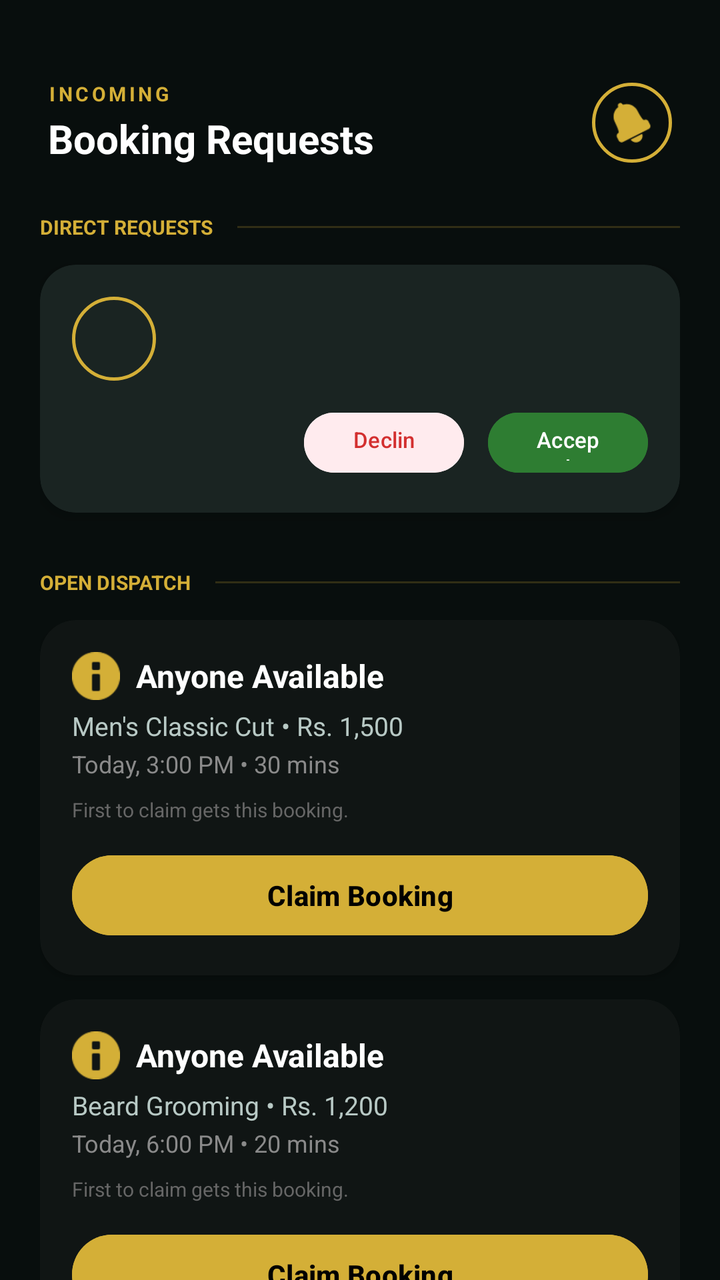
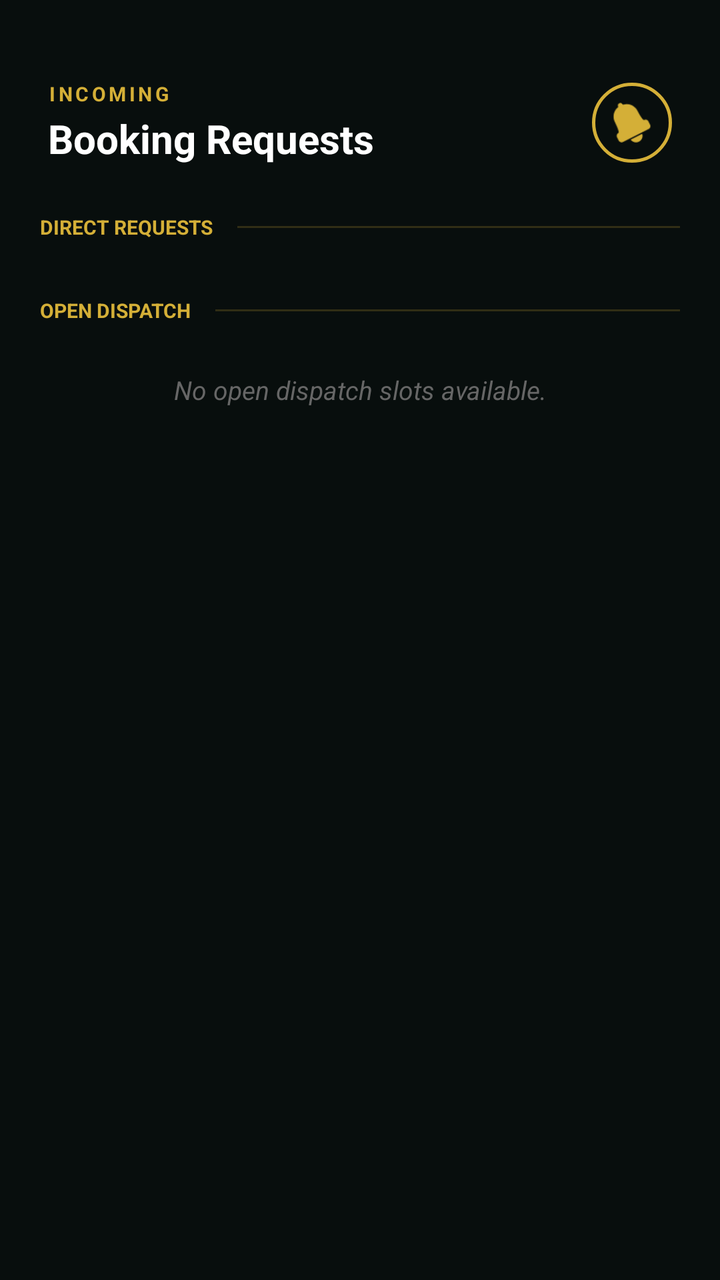

Screens rendered from an Android XML layout before and after an edit, with the pre-edit source and the edit as a unified diff.
<!-- AndroidManifest.xml: application theme Theme.Trimly -->
<!-- res/layout/fragment_requests.xml -->
<androidx.constraintlayout.widget.ConstraintLayout
    xmlns:android="http://schemas.android.com/apk/res/android"
    xmlns:app="http://schemas.android.com/apk/res-auto"
    android:layout_width="match_parent"
    android:layout_height="match_parent"
    android:background="#080E0D">

    
    <LinearLayout
        android:id="@+id/header_requests"
        android:layout_width="match_parent"
        android:layout_height="wrap_content"
        android:layout_marginTop="40dp"
        android:gravity="center_vertical"
        android:orientation="horizontal"
        android:paddingHorizontal="24dp"
        app:layout_constraintTop_toTopOf="parent">

        <LinearLayout
            android:layout_width="0dp"
            android:layout_height="wrap_content"
            android:layout_weight="1"
            android:orientation="vertical">

            <TextView
                android:layout_width="wrap_content"
                android:layout_height="wrap_content"
                android:letterSpacing="0.15"
                android:text="INCOMING"
                android:textColor="#D4AF37"
                android:textSize="10sp"
                android:textStyle="bold" />

            <TextView
                android:layout_width="wrap_content"
                android:layout_height="wrap_content"
                android:layout_marginTop="2dp"
                android:text="Booking Requests"
                android:textColor="#FFFFFF"
                android:textSize="20sp"
                android:textStyle="bold" />
        </LinearLayout>

        <ImageView
            android:layout_width="40dp"
            android:layout_height="40dp"
            android:background="@drawable/ic_circle_gold_border"
            android:padding="10dp"
            android:src="@android:drawable/ic_popup_reminder"
            app:tint="#D4AF37" />
    </LinearLayout>

    <ScrollView
        android:layout_width="match_parent"
        android:layout_height="0dp"
        android:clipToPadding="false"
        android:paddingBottom="100dp"
        android:scrollbars="none"
        app:layout_constraintTop_toBottomOf="@id/header_requests"
        app:layout_constraintBottom_toBottomOf="parent">

        <LinearLayout
            android:layout_width="match_parent"
            android:layout_height="wrap_content"
            android:orientation="vertical"
            android:paddingHorizontal="20dp"
            android:layout_marginTop="24dp">

            
            <LinearLayout
                android:layout_width="match_parent"
                android:layout_height="wrap_content"
                android:layout_marginBottom="12dp"
                android:gravity="center_vertical"
                android:orientation="horizontal">

                <TextView
                    android:layout_width="wrap_content"
                    android:layout_height="wrap_content"
                    android:text="DIRECT REQUESTS"
                    android:textColor="#D4AF37"
                    android:textSize="10sp"
                    android:textStyle="bold" />

                <View
                    android:layout_width="0dp"
                    android:layout_height="1dp"
                    android:layout_marginStart="12dp"
                    android:layout_weight="1"
                    android:background="#33D4AF37" />
            </LinearLayout>

            
            <androidx.cardview.widget.CardView
                android:layout_width="match_parent"
                android:layout_height="wrap_content"
                android:layout_marginBottom="12dp"
                app:cardBackgroundColor="#1A2422"
                app:cardCornerRadius="18dp"
                app:cardElevation="4dp"
                app:strokeColor="#44D4AF37"
                app:strokeWidth="1dp">

                <LinearLayout
                    android:layout_width="match_parent"
                    android:layout_height="wrap_content"
                    android:orientation="vertical"
                    android:padding="16dp">

                    <LinearLayout
                        android:layout_width="match_parent"
                        android:layout_height="wrap_content"
                        android:gravity="center_vertical"
                        android:orientation="horizontal">

                        <LinearLayout
                            android:layout_width="42dp"
                            android:layout_height="42dp"
                            android:background="@drawable/ic_circle_gold_border"
                            android:gravity="center"
                            android:layout_marginEnd="12dp">
                            <TextView
                                android:text="SA"
                                android:textColor="#D4AF37"
                                android:textSize="12sp"
                                android:textStyle="bold" />
                        </LinearLayout>

                        <LinearLayout
                            android:layout_width="0dp"
                            android:layout_height="wrap_content"
                            android:layout_weight="1"
                            android:orientation="vertical">

                            <TextView
                                android:text="Sarah Ahmed"
                                android:textColor="#FFFFFF"
                                android:textSize="16sp"
                                android:textStyle="bold" />
                            <TextView
                                android:text="Premium Styling • Rs. 2,500"
                                android:textColor="#B8C9C5"
                                android:textSize="12sp"
                                android:layout_marginTop="2dp" />
                            <TextView
                                android:text="Today, 5:00 PM • 45 mins"
                                android:textColor="#8A8A8A"
                                android:textSize="11sp"
                                android:layout_marginTop="2dp" />
                        </LinearLayout>
                    </LinearLayout>

                    <LinearLayout
                        android:layout_width="match_parent"
                        android:layout_height="wrap_content"
                        android:orientation="horizontal"
                        android:layout_marginTop="12dp"
                        android:gravity="end">

                        <Button
                            android:id="@+id/btn_decline_sarah"
                            android:layout_width="80dp"
                            android:layout_height="38dp"
                            android:text="Decline"
                            android:textColor="#D32F2F"
                            android:backgroundTint="#FFEBEE"
                            android:textSize="11sp"
                            android:layout_marginEnd="12dp" />
                        <Button
                            android:id="@+id/btn_accept_sarah"
                            android:layout_width="80dp"
                            android:layout_height="38dp"
                            android:text="Accept"
                            android:textColor="#FFFFFF"
                            android:backgroundTint="#2E7D32"
                            android:textSize="11sp" />
                    </LinearLayout>
                </LinearLayout>
            </androidx.cardview.widget.CardView>

            
            <LinearLayout
                android:layout_width="match_parent"
                android:layout_height="wrap_content"
                android:layout_marginTop="16dp"
                android:layout_marginBottom="12dp"
                android:gravity="center_vertical"
                android:orientation="horizontal">

                <TextView
                    android:layout_width="wrap_content"
                    android:layout_height="wrap_content"
                    android:text="OPEN DISPATCH"
                    android:textColor="#D4AF37"
                    android:textSize="10sp"
                    android:textStyle="bold" />

                <View
                    android:layout_width="0dp"
                    android:layout_height="1dp"
                    android:layout_marginStart="12dp"
                    android:layout_weight="1"
                    android:background="#33D4AF37" />
            </LinearLayout>

            
            <androidx.cardview.widget.CardView
                android:layout_width="match_parent"
                android:layout_height="wrap_content"
                android:layout_marginBottom="12dp"
                app:cardBackgroundColor="#101514"
                app:cardCornerRadius="18dp"
                app:cardElevation="2dp"
                app:strokeColor="#22FFFFFF"
                app:strokeWidth="1dp">

                <LinearLayout
                    android:layout_width="match_parent"
                    android:layout_height="wrap_content"
                    android:orientation="vertical"
                    android:padding="16dp">

                    <LinearLayout
                        android:layout_width="match_parent"
                        android:layout_height="wrap_content"
                        android:gravity="center_vertical"
                        android:orientation="horizontal">

                        <ImageView
                            android:layout_width="24dp"
                            android:layout_height="24dp"
                            android:src="@android:drawable/ic_dialog_info"
                            app:tint="#D4AF37" />

                        <TextView
                            android:layout_width="wrap_content"
                            android:layout_height="wrap_content"
                            android:layout_marginStart="8dp"
                            android:text="Anyone Available"
                            android:textColor="#FFFFFF"
                            android:textSize="16sp"
                            android:textStyle="bold" />
                    </LinearLayout>

                    <TextView
                        android:layout_width="wrap_content"
                        android:layout_height="wrap_content"
                        android:layout_marginTop="4dp"
                        android:text="Men's Classic Cut • Rs. 1,500"
                        android:textColor="#B8C9C5"
                        android:textSize="13sp" />
                    <TextView
                        android:layout_width="wrap_content"
                        android:layout_height="wrap_content"
                        android:layout_marginTop="2dp"
                        android:text="Today, 3:00 PM • 30 mins"
                        android:textColor="#8A8A8A"
                        android:textSize="12sp" />

                    <TextView
                        android:layout_width="wrap_content"
                        android:layout_height="wrap_content"
                        android:layout_marginTop="8dp"
                        android:text="First to claim gets this booking."
                        android:textColor="#666666"
                        android:textSize="10sp" />

                    <Button
                        android:id="@+id/btn_claim_dispatch"
                        android:layout_width="match_parent"
                        android:layout_height="48dp"
                        android:layout_marginTop="12dp"
                        android:text="Claim Booking"
                        android:textColor="#000000"
                        android:textStyle="bold"
                        android:backgroundTint="#D4AF37"
                        android:textSize="14sp" />
                </LinearLayout>
            </androidx.cardview.widget.CardView>

            
            <androidx.cardview.widget.CardView
                android:layout_width="match_parent"
                android:layout_height="wrap_content"
                app:cardBackgroundColor="#101514"
                app:cardCornerRadius="18dp"
                app:cardElevation="2dp"
                app:strokeColor="#22FFFFFF"
                app:strokeWidth="1dp">

                <LinearLayout
                    android:layout_width="match_parent"
                    android:layout_height="wrap_content"
                    android:orientation="vertical"
                    android:padding="16dp">

                    <LinearLayout
                        android:layout_width="match_parent"
                        android:layout_height="wrap_content"
                        android:gravity="center_vertical"
                        android:orientation="horizontal">

                        <ImageView
                            android:layout_width="24dp"
                            android:layout_height="24dp"
                            android:src="@android:drawable/ic_dialog_info"
                            app:tint="#D4AF37" />

                        <TextView
                            android:layout_width="wrap_content"
                            android:layout_height="wrap_content"
                            android:layout_marginStart="8dp"
                            android:text="Anyone Available"
                            android:textColor="#FFFFFF"
                            android:textSize="16sp"
                            android:textStyle="bold" />
                    </LinearLayout>

                    <TextView
                        android:layout_width="wrap_content"
                        android:layout_height="wrap_content"
                        android:layout_marginTop="4dp"
                        android:text="Beard Grooming • Rs. 1,200"
                        android:textColor="#B8C9C5"
                        android:textSize="13sp" />
                    <TextView
                        android:layout_width="wrap_content"
                        android:layout_height="wrap_content"
                        android:layout_marginTop="2dp"
                        android:text="Today, 6:00 PM • 20 mins"
                        android:textColor="#8A8A8A"
                        android:textSize="12sp" />

                    <TextView
                        android:layout_width="wrap_content"
                        android:layout_height="wrap_content"
                        android:layout_marginTop="8dp"
                        android:text="First to claim gets this booking."
                        android:textColor="#666666"
                        android:textSize="10sp" />

                    <Button
                        android:id="@+id/btn_claim_dispatch2"
                        android:layout_width="match_parent"
                        android:layout_height="48dp"
                        android:layout_marginTop="12dp"
                        android:text="Claim Booking"
                        android:textColor="#000000"
                        android:textStyle="bold"
                        android:backgroundTint="#D4AF37"
                        android:textSize="14sp" />
                </LinearLayout>
            </androidx.cardview.widget.CardView>

        </LinearLayout>
    </ScrollView>
</androidx.constraintlayout.widget.ConstraintLayout>
<!-- resources referenced by this layout -->
<resources>
  <!-- drawable ic_circle_gold_border (drawable) -->
  <?xml version="1.0" encoding="utf-8"?>
  <shape xmlns:android="http://schemas.android.com/apk/res/android"
      android:shape="oval">
      <solid android:color="@android:color/transparent" />
      <stroke
          android:width="1.5dp"
          android:color="#D4AF37" />
      <size
          android:width="42dp"
          android:height="42dp" />
  </shape>
  <style name="Theme.Trimly" parent="Base.Theme.Trimly" />
  <style name="Base.Theme.Trimly" parent="Theme.Material3.DayNight.NoActionBar">
          
          
      </style>
</resources>

<!-- the commit's change to res/layout/fragment_requests.xml (unified diff, before → after) -->
@@ -5,7 +5,6 @@
     android:layout_height="match_parent"
     android:background="#080E0D">
 
-    
     <LinearLayout
         android:id="@+id/header_requests"
         android:layout_width="match_parent"
@@ -66,7 +65,6 @@
             android:paddingHorizontal="20dp"
             android:layout_marginTop="24dp">
 
-            
             <LinearLayout
                 android:layout_width="match_parent"
                 android:layout_height="wrap_content"
@@ -90,95 +88,26 @@
                     android:background="#33D4AF37" />
             </LinearLayout>
 
-            
-            <androidx.cardview.widget.CardView
+            <TextView
+                android:id="@+id/tv_no_requests"
                 android:layout_width="match_parent"
                 android:layout_height="wrap_content"
-                android:layout_marginBottom="12dp"
-                app:cardBackgroundColor="#1A2422"
-                app:cardCornerRadius="18dp"
-                app:cardElevation="4dp"
-                app:strokeColor="#44D4AF37"
-                app:strokeWidth="1dp">
+                android:layout_marginTop="12dp"
+                android:layout_marginBottom="24dp"
+                android:text="No pending requests at the moment."
+                android:textColor="#888888"
+                android:textSize="14sp"
+                android:textAlignment="center"
+                android:textStyle="italic"
+                android:visibility="gone" />
 
-                <LinearLayout
-                    android:layout_width="match_parent"
-                    android:layout_height="wrap_content"
-                    android:orientation="vertical"
-                    android:padding="16dp">
+            <LinearLayout
+                android:id="@+id/requests_container"
+                android:layout_width="match_parent"
+                android:layout_height="wrap_content"
+                android:orientation="vertical" />
 
-                    <LinearLayout
-                        android:layout_width="match_parent"
-                        android:layout_height="wrap_content"
-                        android:gravity="center_vertical"
-                        android:orientation="horizontal">
 
-                        <LinearLayout
-                            android:layout_width="42dp"
-                            android:layout_height="42dp"
-                            android:background="@drawable/ic_circle_gold_border"
-                            android:gravity="center"
-                            android:layout_marginEnd="12dp">
-                            <TextView
-                                android:text="SA"
-                                android:textColor="#D4AF37"
-                                android:textSize="12sp"
-                                android:textStyle="bold" />
-                        </LinearLayout>
-
-                        <LinearLayout
-                            android:layout_width="0dp"
-                            android:layout_height="wrap_content"
-                            android:layout_weight="1"
-                            android:orientation="vertical">
-
-                            <TextView
-                                android:text="Sarah Ahmed"
-                                android:textColor="#FFFFFF"
-                                android:textSize="16sp"
-                                android:textStyle="bold" />
-                            <TextView
-                                android:text="Premium Styling • Rs. 2,500"
-                                android:textColor="#B8C9C5"
-                                android:textSize="12sp"
-                                android:layout_marginTop="2dp" />
-                            <TextView
-                                android:text="Today, 5:00 PM • 45 mins"
-                                android:textColor="#8A8A8A"
-                                android:textSize="11sp"
-                                android:layout_marginTop="2dp" />
-                        </LinearLayout>
-                    </LinearLayout>
-
-                    <LinearLayout
-                        android:layout_width="match_parent"
-                        android:layout_height="wrap_content"
-                        android:orientation="horizontal"
-                        android:layout_marginTop="12dp"
-                        android:gravity="end">
-
-                        <Button
-                            android:id="@+id/btn_decline_sarah"
-                            android:layout_width="80dp"
-                            android:layout_height="38dp"
-                            android:text="Decline"
-                            android:textColor="#D32F2F"
-                            android:backgroundTint="#FFEBEE"
-                            android:textSize="11sp"
-                            android:layout_marginEnd="12dp" />
-                        <Button
-                            android:id="@+id/btn_accept_sarah"
-                            android:layout_width="80dp"
-                            android:layout_height="38dp"
-                            android:text="Accept"
-                            android:textColor="#FFFFFF"
-                            android:backgroundTint="#2E7D32"
-                            android:textSize="11sp" />
-                    </LinearLayout>
-                </LinearLayout>
-            </androidx.cardview.widget.CardView>
-
-            
             <LinearLayout
                 android:layout_width="match_parent"
                 android:layout_height="wrap_content"
@@ -203,154 +132,15 @@
                     android:background="#33D4AF37" />
             </LinearLayout>
 
-            
-            <androidx.cardview.widget.CardView
+            <TextView
                 android:layout_width="match_parent"
                 android:layout_height="wrap_content"
-                android:layout_marginBottom="12dp"
-                app:cardBackgroundColor="#101514"
-                app:cardCornerRadius="18dp"
-                app:cardElevation="2dp"
-                app:strokeColor="#22FFFFFF"
-                app:strokeWidth="1dp">
-
-                <LinearLayout
-                    android:layout_width="match_parent"
-                    android:layout_height="wrap_content"
-                    android:orientation="vertical"
-                    android:padding="16dp">
-
-                    <LinearLayout
-                        android:layout_width="match_parent"
-                        android:layout_height="wrap_content"
-                        android:gravity="center_vertical"
-                        android:orientation="horizontal">
-
-                        <ImageView
-                            android:layout_width="24dp"
-                            android:layout_height="24dp"
-                            android:src="@android:drawable/ic_dialog_info"
-                            app:tint="#D4AF37" />
-
-                        <TextView
-                            android:layout_width="wrap_content"
-                            android:layout_height="wrap_content"
-                            android:layout_marginStart="8dp"
-                            android:text="Anyone Available"
-                            android:textColor="#FFFFFF"
-                            android:textSize="16sp"
-                            android:textStyle="bold" />
-                    </LinearLayout>
-
-                    <TextView
-                        android:layout_width="wrap_content"
-                        android:layout_height="wrap_content"
-                        android:layout_marginTop="4dp"
-                        android:text="Men's Classic Cut • Rs. 1,500"
-                        android:textColor="#B8C9C5"
-                        android:textSize="13sp" />
-                    <TextView
-                        android:layout_width="wrap_content"
-                        android:layout_height="wrap_content"
-                        android:layout_marginTop="2dp"
-                        android:text="Today, 3:00 PM • 30 mins"
-                        android:textColor="#8A8A8A"
-                        android:textSize="12sp" />
-
-                    <TextView
-                        android:layout_width="wrap_content"
-                        android:layout_height="wrap_content"
-                        android:layout_marginTop="8dp"
-                        android:text="First to claim gets this booking."
-                        android:textColor="#666666"
-                        android:textSize="10sp" />
-
-                    <Button
-                        android:id="@+id/btn_claim_dispatch"
-                        android:layout_width="match_parent"
-                        android:layout_height="48dp"
-                        android:layout_marginTop="12dp"
-                        android:text="Claim Booking"
-                        android:textColor="#000000"
-                        android:textStyle="bold"
-                        android:backgroundTint="#D4AF37"
-                        android:textSize="14sp" />
-                </LinearLayout>
-            </androidx.cardview.widget.CardView>
-
-            
-            <androidx.cardview.widget.CardView
-                android:layout_width="match_parent"
-                android:layout_height="wrap_content"
-                app:cardBackgroundColor="#101514"
-                app:cardCornerRadius="18dp"
-                app:cardElevation="2dp"
-                app:strokeColor="#22FFFFFF"
-                app:strokeWidth="1dp">
-
-                <LinearLayout
-                    android:layout_width="match_parent"
-                    android:layout_height="wrap_content"
-                    android:orientation="vertical"
-                    android:padding="16dp">
-
-                    <LinearLayout
-                        android:layout_width="match_parent"
-                        android:layout_height="wrap_content"
-                        android:gravity="center_vertical"
-                        android:orientation="horizontal">
-
-                        <ImageView
-                            android:layout_width="24dp"
-                            android:layout_height="24dp"
-                            android:src="@android:drawable/ic_dialog_info"
-                            app:tint="#D4AF37" />
-
-                        <TextView
-                            android:layout_width="wrap_content"
-                            android:layout_height="wrap_content"
-                            android:layout_marginStart="8dp"
-                            android:text="Anyone Available"
-                            android:textColor="#FFFFFF"
-                            android:textSize="16sp"
-                            android:textStyle="bold" />
-                    </LinearLayout>
-
-                    <TextView
-                        android:layout_width="wrap_content"
-                        android:layout_height="wrap_content"
-                        android:layout_marginTop="4dp"
-                        android:text="Beard Grooming • Rs. 1,200"
-                        android:textColor="#B8C9C5"
-                        android:textSize="13sp" />
-                    <TextView
-                        android:layout_width="wrap_content"
-                        android:layout_height="wrap_content"
-                        android:layout_marginTop="2dp"
-                        android:text="Today, 6:00 PM • 20 mins"
-                        android:textColor="#8A8A8A"
-                        android:textSize="12sp" />
-
-                    <TextView
-                        android:layout_width="wrap_content"
-                        android:layout_height="wrap_content"
-                        android:layout_marginTop="8dp"
-                        android:text="First to claim gets this booking."
-                        android:textColor="#666666"
-                        android:textSize="10sp" />
-
-                    <Button
-                        android:id="@+id/btn_claim_dispatch2"
-                        android:layout_width="match_parent"
-                        android:layout_height="48dp"
-                        android:layout_marginTop="12dp"
-                        android:text="Claim Booking"
-                        android:textColor="#000000"
-                        android:textStyle="bold"
-                        android:backgroundTint="#D4AF37"
-                        android:textSize="14sp" />
-                </LinearLayout>
-            </androidx.cardview.widget.CardView>
+                android:layout_marginTop="12dp"
+                android:text="No open dispatch slots available."
+                android:textColor="#666666"
+                android:textSize="13sp"
+                android:textAlignment="center"
+                android:textStyle="italic" />
 
         </LinearLayout>
     </ScrollView>
